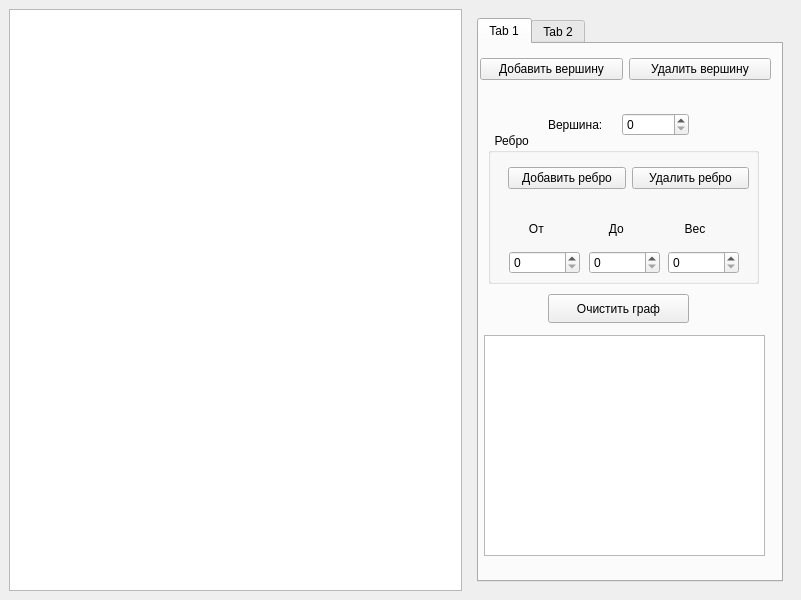
Above: src/ui/mainwindow.ui from Vasilevvyacheslav/DataStructures-Graphs before the change. Below: the same form after it.
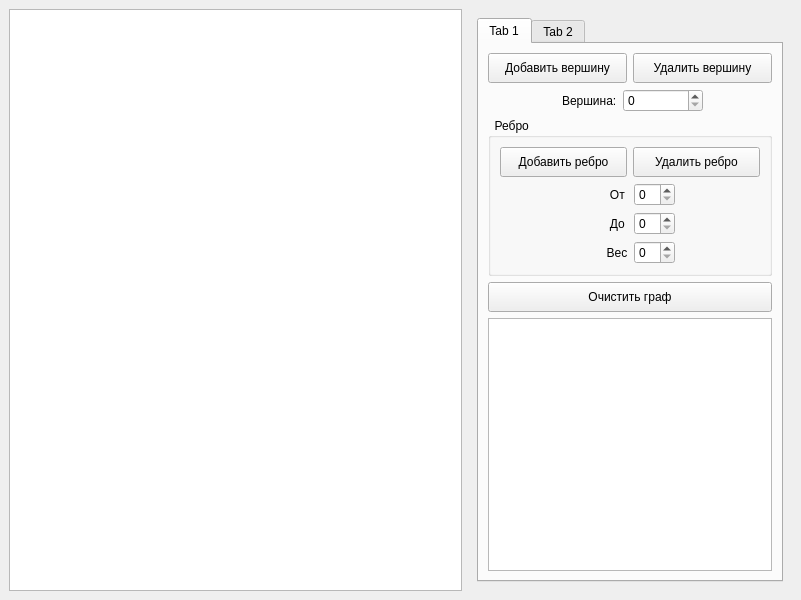
That is the form after the change. The open tabs and pages were chosen to show the change.

Commit message: Реализовал масштабирование приложения на всё окно

The edit to the form file:
```diff
--- a/src/ui/mainwindow.ui
+++ b/src/ui/mainwindow.ui
@@ -14,7 +14,7 @@
    <string>Graph Algorithms</string>
   </property>
   <widget class="QWidget" name="centralwidget">
-   <layout class="QHBoxLayout" name="horizontalLayout_2">
+   <layout class="QVBoxLayout" name="verticalLayout_6">
     <item>
      <layout class="QHBoxLayout" name="horizontalLayout" stretch="14,10">
       <item>
@@ -24,34 +24,105 @@
        <layout class="QVBoxLayout" name="verticalLayout" stretch="0">
         <item>
          <widget class="QWidget" name="widget" native="true">
-          <layout class="QVBoxLayout" name="verticalLayout_3">
-           <item>
+          <layout class="QGridLayout" name="gridLayout_3">
+           <item row="0" column="0">
             <widget class="QTabWidget" name="tabWidget">
              <property name="currentIndex">
-              <number>0</number>
+              <number>1</number>
              </property>
              <widget class="QWidget" name="tab_3">
               <attribute name="title">
                <string>Tab 1</string>
               </attribute>
-              <widget class="QWidget" name="horizontalLayoutWidget_8">
-               <property name="geometry">
-                <rect>
-                 <x>1</x>
-                 <y>0</y>
-                 <width>291</width>
-                 <height>51</height>
-                </rect>
-               </property>
+              <layout class="QGridLayout" name="gridLayout_4">
+               <item row="1" column="0">
+                <layout class="QFormLayout" name="formLayout">
+                 <property name="sizeConstraint">
+                  <enum>QLayout::SizeConstraint::SetFixedSize</enum>
+                 </property>
+                 <property name="formAlignment">
+                  <set>Qt::AlignmentFlag::AlignCenter</set>
+                 </property>
+                 <item row="1" column="0">
+                  <widget class="QLabel" name="label_3">
+                   <property name="sizePolicy">
+                    <sizepolicy hsizetype="Preferred" vsizetype="Preferred">
+                     <horstretch>0</horstretch>
+                     <verstretch>0</verstretch>
+                    </sizepolicy>
+                   </property>
+                   <property name="text">
+                    <string>Вершина:</string>
+                   </property>
+                  </widget>
+                 </item>
+                 <item row="1" column="1">
+                  <widget class="QSpinBox" name="spinBoxVertex">
+                   <property name="sizePolicy">
+                    <sizepolicy hsizetype="Minimum" vsizetype="Fixed">
+                     <horstretch>0</horstretch>
+                     <verstretch>0</verstretch>
+                    </sizepolicy>
+                   </property>
+                   <property name="maximumSize">
+                    <size>
+                     <width>80</width>
+                     <height>16777215</height>
+                    </size>
+                   </property>
+                  </widget>
+                 </item>
+                </layout>
+               </item>
+               <item row="3" column="0">
+                <layout class="QVBoxLayout" name="verticalLayout_4">
+                 <item>
+                  <widget class="QPushButton" name="btnClearGraph">
+                   <property name="sizePolicy">
+                    <sizepolicy hsizetype="Preferred" vsizetype="Fixed">
+                     <horstretch>0</horstretch>
+                     <verstretch>0</verstretch>
+                    </sizepolicy>
+                   </property>
+                   <property name="minimumSize">
+                    <size>
+                     <width>100</width>
+                     <height>30</height>
+                    </size>
+                   </property>
+                   <property name="text">
+                    <string>Очистить граф</string>
+                   </property>
+                  </widget>
+                 </item>
+                 <item>
+                  <widget class="QTableWidget" name="tableMatrix">
+                   <property name="sizePolicy">
+                    <sizepolicy hsizetype="Preferred" vsizetype="Expanding">
+                     <horstretch>0</horstretch>
+                     <verstretch>0</verstretch>
+                    </sizepolicy>
+                   </property>
+                  </widget>
+                 </item>
+                </layout>
+               </item>
+               <item row="0" column="0">
                <layout class="QHBoxLayout" name="horizontalLayout_10">
                 <item>
                  <widget class="QPushButton" name="btnAddVertex">
                   <property name="sizePolicy">
-                   <sizepolicy hsizetype="Expanding" vsizetype="Fixed">
+                    <sizepolicy hsizetype="Preferred" vsizetype="Fixed">
                     <horstretch>0</horstretch>
                     <verstretch>0</verstretch>
                    </sizepolicy>
                   </property>
+                   <property name="minimumSize">
+                    <size>
+                     <width>120</width>
+                     <height>30</height>
+                    </size>
+                   </property>
                   <property name="text">
                    <string>Добавить вершину</string>
                   </property>
@@ -60,64 +131,28 @@
                 <item>
                  <widget class="QPushButton" name="btnRemoveVertex">
                   <property name="sizePolicy">
-                   <sizepolicy hsizetype="Expanding" vsizetype="Fixed">
+                    <sizepolicy hsizetype="Preferred" vsizetype="Fixed">
                     <horstretch>0</horstretch>
                     <verstretch>0</verstretch>
                    </sizepolicy>
                   </property>
+                   <property name="minimumSize">
+                    <size>
+                     <width>120</width>
+                     <height>30</height>
+                    </size>
+                   </property>
                   <property name="text">
                    <string>Удалить вершину</string>
                   </property>
                  </widget>
                 </item>
                </layout>
-              </widget>
-              <widget class="QWidget" name="horizontalLayoutWidget_9">
-               <property name="geometry">
-                <rect>
-                 <x>69</x>
-                 <y>50</y>
-                 <width>141</width>
-                 <height>61</height>
-                </rect>
-               </property>
-               <layout class="QHBoxLayout" name="horizontalLayout_11">
-                <item>
-                 <widget class="QLabel" name="label_3">
-                  <property name="sizePolicy">
-                   <sizepolicy hsizetype="Expanding" vsizetype="Preferred">
-                    <horstretch>0</horstretch>
-                    <verstretch>0</verstretch>
-                   </sizepolicy>
-                  </property>
-                  <property name="text">
-                   <string>Вершина:</string>
-                  </property>
-                 </widget>
-                </item>
-                <item>
-                 <widget class="QSpinBox" name="spinBoxVertex">
-                  <property name="sizePolicy">
-                   <sizepolicy hsizetype="Expanding" vsizetype="Fixed">
-                    <horstretch>0</horstretch>
-                    <verstretch>0</verstretch>
-                   </sizepolicy>
-                  </property>
-                 </widget>
-                </item>
-               </layout>
-              </widget>
+               </item>
+               <item row="2" column="0">
               <widget class="QGroupBox" name="groupBoxEdge">
-               <property name="geometry">
-                <rect>
-                 <x>9</x>
-                 <y>89</y>
-                 <width>271</width>
-                 <height>151</height>
-                </rect>
-               </property>
                <property name="sizePolicy">
-                <sizepolicy hsizetype="Expanding" vsizetype="Preferred">
+                  <sizepolicy hsizetype="Preferred" vsizetype="Preferred">
                  <horstretch>0</horstretch>
                  <verstretch>0</verstretch>
                 </sizepolicy>
@@ -125,24 +160,23 @@
                <property name="title">
                 <string>	 Ребро</string>
                </property>
-               <widget class="QWidget" name="horizontalLayoutWidget_10">
-                <property name="geometry">
-                 <rect>
-                  <x>20</x>
-                  <y>20</y>
-                  <width>241</width>
-                  <height>51</height>
-                 </rect>
-                </property>
+                 <layout class="QGridLayout" name="gridLayout">
+                  <item row="0" column="0" colspan="2">
                 <layout class="QHBoxLayout" name="horizontalLayout_12">
                  <item>
                   <widget class="QPushButton" name="btnAddEdge">
                    <property name="sizePolicy">
-                    <sizepolicy hsizetype="Expanding" vsizetype="Fixed">
+                       <sizepolicy hsizetype="Preferred" vsizetype="Fixed">
                      <horstretch>0</horstretch>
                      <verstretch>0</verstretch>
                     </sizepolicy>
                    </property>
+                      <property name="minimumSize">
+                       <size>
+                        <width>120</width>
+                        <height>30</height>
+                       </size>
+                      </property>
                    <property name="text">
                     <string>Добавить ребро</string>
                    </property>
@@ -151,67 +185,43 @@
                  <item>
                   <widget class="QPushButton" name="btnRemoveEdge">
                    <property name="sizePolicy">
-                    <sizepolicy hsizetype="Expanding" vsizetype="Fixed">
+                       <sizepolicy hsizetype="Preferred" vsizetype="Fixed">
                      <horstretch>0</horstretch>
                      <verstretch>0</verstretch>
                     </sizepolicy>
                    </property>
+                      <property name="minimumSize">
+                       <size>
+                        <width>120</width>
+                        <height>30</height>
+                       </size>
+                      </property>
                    <property name="text">
                     <string>Удалить ребро</string>
                    </property>
                   </widget>
                  </item>
                 </layout>
-               </widget>
-               <widget class="QWidget" name="verticalLayoutWidget_4">
-                <property name="geometry">
-                 <rect>
-                  <x>21</x>
-                  <y>80</y>
-                  <width>71</width>
-                  <height>61</height>
-                 </rect>
-                </property>
-                <layout class="QVBoxLayout" name="verticalLayout_8">
-                 <item>
-                  <widget class="QLabel" name="label_4">
-                   <property name="sizePolicy">
-                    <sizepolicy hsizetype="Expanding" vsizetype="Preferred">
-                     <horstretch>0</horstretch>
-                     <verstretch>0</verstretch>
-                    </sizepolicy>
-                   </property>
-                   <property name="text">
-                    <string>      От</string>
-                   </property>
-                  </widget>
-                 </item>
-                 <item>
+                  </item>
+                  <item row="1" column="0" colspan="2">
+                   <layout class="QFormLayout" name="formLayout_2">
+                    <property name="formAlignment">
+                     <set>Qt::AlignmentFlag::AlignCenter</set>
+                    </property>
+                    <item row="1" column="1">
                   <widget class="QSpinBox" name="spinBoxFrom">
                    <property name="sizePolicy">
-                    <sizepolicy hsizetype="Expanding" vsizetype="Fixed">
+                       <sizepolicy hsizetype="Maximum" vsizetype="Fixed">
                      <horstretch>0</horstretch>
                      <verstretch>0</verstretch>
                     </sizepolicy>
                    </property>
                   </widget>
                  </item>
-                </layout>
-               </widget>
-               <widget class="QWidget" name="verticalLayoutWidget_5">
-                <property name="geometry">
-                 <rect>
-                  <x>101</x>
-                  <y>80</y>
-                  <width>71</width>
-                  <height>61</height>
-                 </rect>
-                </property>
-                <layout class="QVBoxLayout" name="verticalLayout_9">
-                 <item>
+                    <item row="2" column="0">
                   <widget class="QLabel" name="label_5">
                    <property name="sizePolicy">
-                    <sizepolicy hsizetype="Expanding" vsizetype="Preferred">
+                       <sizepolicy hsizetype="Preferred" vsizetype="Preferred">
                      <horstretch>0</horstretch>
                      <verstretch>0</verstretch>
                     </sizepolicy>
@@ -221,32 +231,30 @@
                    </property>
                   </widget>
                  </item>
-                 <item>
+                    <item row="2" column="1">
                   <widget class="QSpinBox" name="spinBoxTo">
                    <property name="sizePolicy">
-                    <sizepolicy hsizetype="Expanding" vsizetype="Fixed">
+                       <sizepolicy hsizetype="Maximum" vsizetype="Fixed">
                      <horstretch>0</horstretch>
                      <verstretch>0</verstretch>
                     </sizepolicy>
                    </property>
                   </widget>
                  </item>
-                </layout>
-               </widget>
-               <widget class="QWidget" name="verticalLayoutWidget_6">
-                <property name="geometry">
-                 <rect>
-                  <x>180</x>
-                  <y>80</y>
-                  <width>71</width>
-                  <height>61</height>
-                 </rect>
-                </property>
-                <layout class="QVBoxLayout" name="verticalLayout_10">
-                 <item>
+                    <item row="3" column="1">
+                     <widget class="QSpinBox" name="spinBoxWeight">
+                      <property name="sizePolicy">
+                       <sizepolicy hsizetype="Maximum" vsizetype="Fixed">
+                        <horstretch>0</horstretch>
+                        <verstretch>0</verstretch>
+                       </sizepolicy>
+                      </property>
+                     </widget>
+                    </item>
+                    <item row="3" column="0">
                   <widget class="QLabel" name="label_6">
                    <property name="sizePolicy">
-                    <sizepolicy hsizetype="Expanding" vsizetype="Preferred">
+                       <sizepolicy hsizetype="Preferred" vsizetype="Preferred">
                      <horstretch>0</horstretch>
                      <verstretch>0</verstretch>
                     </sizepolicy>
@@ -256,67 +264,61 @@
                    </property>
                   </widget>
                  </item>
-                 <item>
-                  <widget class="QSpinBox" name="spinBoxWeight">
+                    <item row="1" column="0">
+                     <widget class="QLabel" name="label_4">
                    <property name="sizePolicy">
-                    <sizepolicy hsizetype="Expanding" vsizetype="Fixed">
-                     <horstretch>0</horstretch>
-                     <verstretch>0</verstretch>
-                    </sizepolicy>
-                   </property>
-                  </widget>
-                 </item>
-                </layout>
-               </widget>
-              </widget>
-              <widget class="QPushButton" name="btnClearGraph">
-               <property name="geometry">
-                <rect>
-                 <x>69</x>
-                 <y>250</y>
-                 <width>141</width>
-                 <height>29</height>
-                </rect>
-               </property>
-               <property name="sizePolicy">
-                <sizepolicy hsizetype="Expanding" vsizetype="Fixed">
+                       <sizepolicy hsizetype="Preferred" vsizetype="Preferred">
                  <horstretch>0</horstretch>
                  <verstretch>0</verstretch>
                 </sizepolicy>
                </property>
                <property name="text">
-                <string>Очистить граф</string>
-               </property>
-              </widget>
-              <widget class="QTableWidget" name="tableMatrix">
-               <property name="geometry">
-                <rect>
-                 <x>5</x>
-                 <y>291</y>
-                 <width>281</width>
-                 <height>221</height>
-                </rect>
-               </property>
-              </widget>
+                       <string>      От</string>
+                      </property>
+                     </widget>
+                    </item>
+                   </layout>
+                  </item>
+                 </layout>
+                </widget>
+               </item>
+              </layout>
              </widget>
              <widget class="QWidget" name="tab_4">
               <attribute name="title">
                <string>Tab 2</string>
               </attribute>
-              <widget class="QWidget" name="verticalLayoutWidget_2">
-               <property name="geometry">
-                <rect>
-                 <x>10</x>
-                 <y>50</y>
-                 <width>281</width>
-                 <height>201</height>
-                </rect>
-               </property>
-               <layout class="QVBoxLayout" name="verticalLayout_4">
-                <property name="spacing">
-                 <number>0</number>
-                </property>
+              <layout class="QGridLayout" name="gridLayout_5">
+               <item row="0" column="0">
+                <layout class="QHBoxLayout" name="horizontalLayout_3">
+                 <item>
+                  <widget class="QLabel" name="label">
+                   <property name="sizePolicy">
+                    <sizepolicy hsizetype="Expanding" vsizetype="Preferred">
+                     <horstretch>0</horstretch>
+                     <verstretch>0</verstretch>
+                    </sizepolicy>
+                   </property>
+                   <property name="text">
+                    <string>Начальная вершина:</string>
+                   </property>
+                  </widget>
+                 </item>
                 <item>
+                  <widget class="QSpinBox" name="spinBoxStart">
+                   <property name="sizePolicy">
+                    <sizepolicy hsizetype="Expanding" vsizetype="Fixed">
+                     <horstretch>0</horstretch>
+                     <verstretch>0</verstretch>
+                    </sizepolicy>
+                   </property>
+                  </widget>
+                 </item>
+                </layout>
+               </item>
+               <item row="1" column="0">
+                <layout class="QGridLayout" name="gridLayout_2">
+                 <item row="0" column="0">
                  <layout class="QHBoxLayout" name="horizontalLayout_6">
                   <item>
                    <widget class="QPushButton" name="btnBFS">
@@ -362,7 +364,7 @@
                   </item>
                  </layout>
                 </item>
-                <item>
+                 <item row="1" column="0">
                  <layout class="QHBoxLayout" name="horizontalLayout_7">
                   <item>
                    <widget class="QPushButton" name="btnDFS">
@@ -408,7 +410,7 @@
                   </item>
                  </layout>
                 </item>
-                <item>
+                 <item row="2" column="0">
                  <layout class="QHBoxLayout" name="horizontalLayout_8">
                   <item>
                    <widget class="QPushButton" name="btnDijkstra">
@@ -454,7 +456,7 @@
                   </item>
                  </layout>
                 </item>
-                <item>
+                 <item row="3" column="0">
                  <layout class="QHBoxLayout" name="horizontalLayout_9">
                   <item>
                    <widget class="QPushButton" name="btnFloyd">
@@ -501,51 +503,11 @@
                  </layout>
                 </item>
                </layout>
-              </widget>
-              <widget class="QWidget" name="horizontalLayoutWidget_2">
-               <property name="geometry">
-                <rect>
-                 <x>40</x>
-                 <y>10</y>
-                 <width>201</width>
-                 <height>41</height>
-                </rect>
-               </property>
-               <layout class="QHBoxLayout" name="horizontalLayout_3">
-                <item>
-                 <widget class="QLabel" name="label">
-                  <property name="sizePolicy">
-                   <sizepolicy hsizetype="Expanding" vsizetype="Preferred">
-                    <horstretch>0</horstretch>
-                    <verstretch>0</verstretch>
-                   </sizepolicy>
-                  </property>
-                  <property name="text">
-                   <string>Начальная вершина:</string>
-                  </property>
-                 </widget>
-                </item>
+               </item>
+               <item row="2" column="0">
+                <layout class="QVBoxLayout" name="verticalLayout_5">
                 <item>
-                 <widget class="QSpinBox" name="spinBoxStart">
-                  <property name="sizePolicy">
-                   <sizepolicy hsizetype="Expanding" vsizetype="Fixed">
-                    <horstretch>0</horstretch>
-                    <verstretch>0</verstretch>
-                   </sizepolicy>
-                  </property>
-                 </widget>
-                </item>
-               </layout>
-              </widget>
               <widget class="QPushButton" name="btnReset">
-               <property name="geometry">
-                <rect>
-                 <x>100</x>
-                 <y>260</y>
-                 <width>90</width>
-                 <height>29</height>
-                </rect>
-               </property>
                <property name="sizePolicy">
                 <sizepolicy hsizetype="Expanding" vsizetype="Fixed">
                  <horstretch>0</horstretch>
@@ -556,16 +518,13 @@
                 <string>Сбросить</string>
                </property>
               </widget>
-              <widget class="QPlainTextEdit" name="textEditOutput">
-               <property name="geometry">
-                <rect>
-                 <x>10</x>
-                 <y>304</y>
-                 <width>281</width>
-                 <height>211</height>
-                </rect>
-               </property>
-              </widget>
+                 </item>
+                 <item>
+                  <widget class="QPlainTextEdit" name="textEditOutput"/>
+                 </item>
+                </layout>
+               </item>
+              </layout>
              </widget>
             </widget>
            </item>
```
Lines whose indentation alone changed are shown as unchanged.
